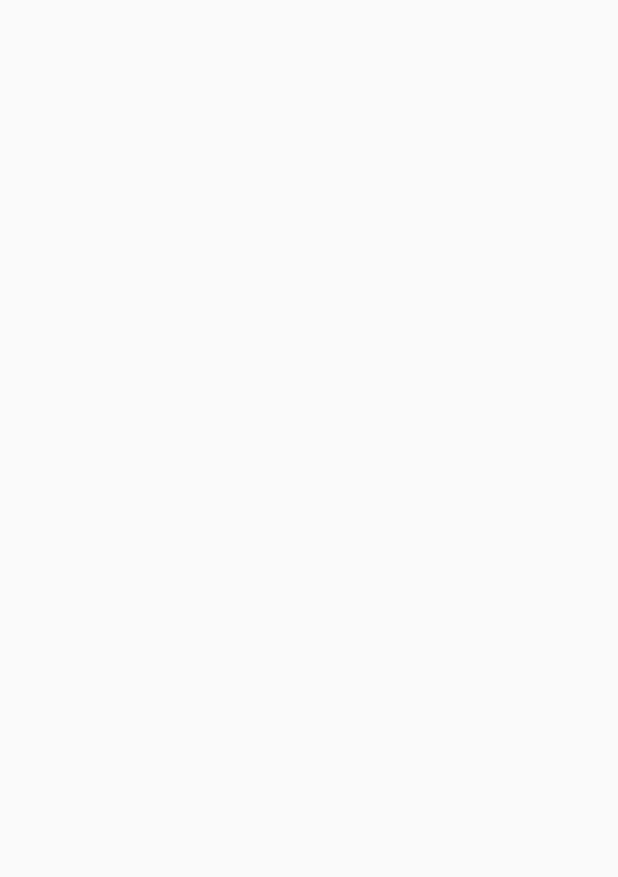
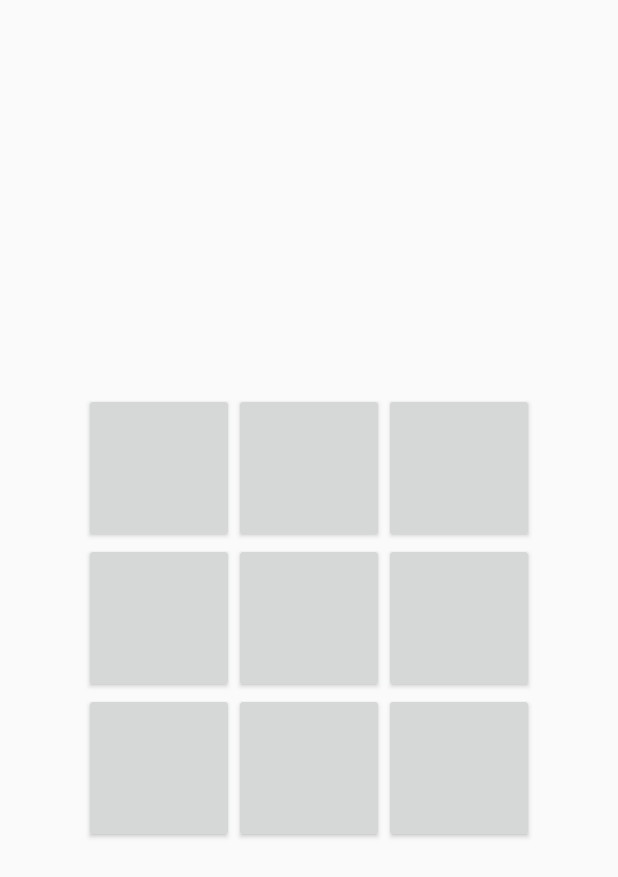
Before and after one commit to poomai/Notetictactoe2, an Android app: the HardPlay3x3 screen opened directly, with no data from a screen before it, on a phone screen of 412 x 824 dp. Before the commit the part shown is empty. Shown: the top 877 px of the screen. Run offline under Robolectric (Android 15) with nearby library versions, the phone set to English and light mode, and no system bars.

Commit message:
Write X ok

```diff
--- a/app/src/main/java/com/example/momotaro/notetictactoe/HardPlay3x3.java
+++ b/app/src/main/java/com/example/momotaro/notetictactoe/HardPlay3x3.java
@@ -2,14 +2,72 @@ package com.example.momotaro.notetictactoe;
 
 import android.support.v7.app.AppCompatActivity;
 import android.os.Bundle;
+import android.util.Log;
+import android.view.View;
+import android.widget.Button;
 
-public class HardPlay3x3 extends AppCompatActivity {
+public class HardPlay3x3 extends AppCompatActivity implements View.OnClickListener {
 
-//    ทดสอบโดย มาสเตอร์ อึ่ง
+    //Explicit
+    private Button[][] buttons = new Button[3][3];
+    private int[][] ints = new int[][]{
+            {R.id.btn3x11, R.id.btn3x12, R.id.btn3x13},
+            {R.id.btn3x21, R.id.btn3x22, R.id.btn3x23},
+            {R.id.btn3x31, R.id.btn3x32, R.id.btn3x33}};
 
     @Override
     protected void onCreate(Bundle savedInstanceState) {
         super.onCreate(savedInstanceState);
         setContentView(R.layout.activity_hard_play3x3);
-    }
-}
+
+        initialView();
+
+        buttonController();
+
+    }   // Main Method
+
+    private void buttonController() {
+
+        for (int i=0;i<3;i++) {
+            for (int i1=0;i1<3;i1++) {
+                buttons[i][i1].setOnClickListener(HardPlay3x3.this);
+            }
+        }
+
+    }   // buttonController
+
+    private void initialView() {
+
+        for (int i=0;i<3;i++) {
+            for (int i1=0;i1<3;i1++) {
+                buttons[i][i1] = (Button) findViewById(ints[i][i1]);
+            }   //for
+        }   // for
+
+    }   // initial
+
+    @Override
+    public void onClick(View view) {
+        String tag = "30AprilV1";
+        Log.d(tag, "You Click ==> " + view.toString());
+
+
+        for (int i=0;i<3;i++) {
+            for (int i1=0;i1<3;i1++) {
+                if (view == buttons[i][i1]) {
+                    writeXonButton(buttons[i][i1]);
+                }
+            }
+        }
+
+
+
+    }   // onClick
+
+    private void writeXonButton(Button btnClick) {
+
+        btnClick.setText("X");
+
+    }   // writeX
+
+}   // Main Class
--- a/app/src/main/res/layout/activity_hard_play3x3.xml
+++ b/app/src/main/res/layout/activity_hard_play3x3.xml
@@ -1,9 +1,93 @@
 <?xml version="1.0" encoding="utf-8"?>
-<android.support.constraint.ConstraintLayout xmlns:android="http://schemas.android.com/apk/res/android"
-    xmlns:app="http://schemas.android.com/apk/res-auto"
+<RelativeLayout xmlns:android="http://schemas.android.com/apk/res/android"
     xmlns:tools="http://schemas.android.com/tools"
     android:layout_width="match_parent"
     android:layout_height="match_parent"
     tools:context="com.example.momotaro.notetictactoe.HardPlay3x3">
 
-</android.support.constraint.ConstraintLayout>
+    <LinearLayout
+        android:layout_centerInParent="true"
+        android:layout_width="wrap_content"
+        android:layout_height="wrap_content"
+        android:orientation="vertical"
+        android:padding="@dimen/padding">
+
+        <LinearLayout
+            android:layout_width="match_parent"
+            android:layout_height="wrap_content"
+            android:orientation="horizontal">
+
+            <Button
+                android:id="@+id/btn3x11"
+                android:layout_width="@dimen/h0"
+                android:layout_height="@dimen/h0"
+                android:textSize="@dimen/h1" />
+
+            <Button
+                android:id="@+id/btn3x12"
+                android:layout_width="@dimen/h0"
+                android:layout_height="@dimen/h0"
+                android:textSize="@dimen/h1" />
+
+            <Button
+                android:id="@+id/btn3x13"
+                android:layout_width="@dimen/h0"
+                android:layout_height="@dimen/h0"
+                android:textSize="@dimen/h1" />
+
+        </LinearLayout>
+
+        <LinearLayout
+            android:layout_width="match_parent"
+            android:layout_height="wrap_content"
+            android:orientation="horizontal">
+
+            <Button
+                android:id="@+id/btn3x21"
+                android:layout_width="@dimen/h0"
+                android:layout_height="@dimen/h0"
+                android:textSize="@dimen/h1" />
+
+            <Button
+                android:id="@+id/btn3x22"
+                android:layout_width="@dimen/h0"
+                android:layout_height="@dimen/h0"
+                android:textSize="@dimen/h1" />
+
+            <Button
+                android:id="@+id/btn3x23"
+                android:layout_width="@dimen/h0"
+                android:layout_height="@dimen/h0"
+                android:textSize="@dimen/h1" />
+
+        </LinearLayout>
+
+        <LinearLayout
+            android:layout_width="match_parent"
+            android:layout_height="wrap_content"
+            android:orientation="horizontal">
+
+            <Button
+                android:id="@+id/btn3x31"
+                android:layout_width="@dimen/h0"
+                android:layout_height="@dimen/h0"
+                android:textSize="@dimen/h1" />
+
+            <Button
+                android:id="@+id/btn3x32"
+                android:layout_width="@dimen/h0"
+                android:layout_height="@dimen/h0"
+                android:textSize="@dimen/h1" />
+
+            <Button
+                android:id="@+id/btn3x33"
+                android:layout_width="@dimen/h0"
+                android:layout_height="@dimen/h0"
+                android:textSize="@dimen/h1" />
+
+        </LinearLayout>
+
+
+    </LinearLayout>
+
+</RelativeLayout>
--- a/app/src/main/res/values/dimens.xml
+++ b/app/src/main/res/values/dimens.xml
@@ -1,4 +1,9 @@
 <?xml version="1.0" encoding="utf-8"?>
 <resources>
     <dimen name="margin">50dp</dimen>
+    <dimen name="h0">100dp</dimen>
+    <dimen name="h1">40sp</dimen>
+    <dimen name="h2">20sp</dimen>
+    <dimen name="padding">20dp</dimen>
+
 </resources>
```
